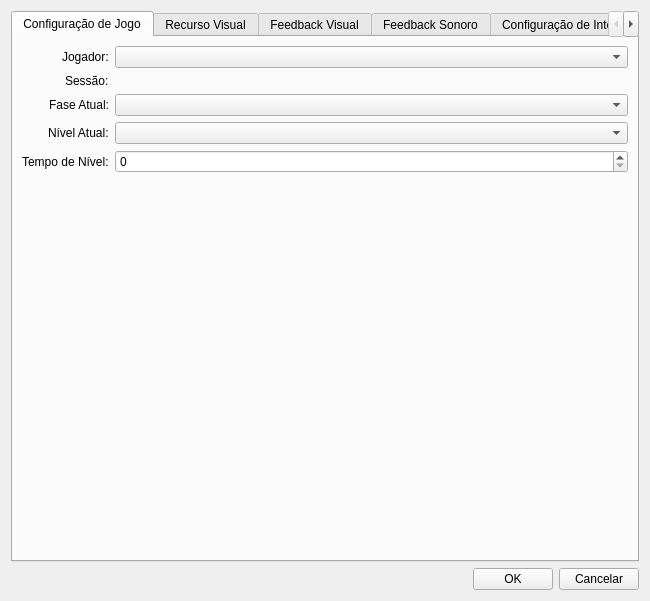
The window that udescjoinvilletteagames/kartea/resources/ui/playerkarteaconfigeditview.ui (luisEduardoBet/T-TEA2.0) describes before a commit, drawn with Qt 5.
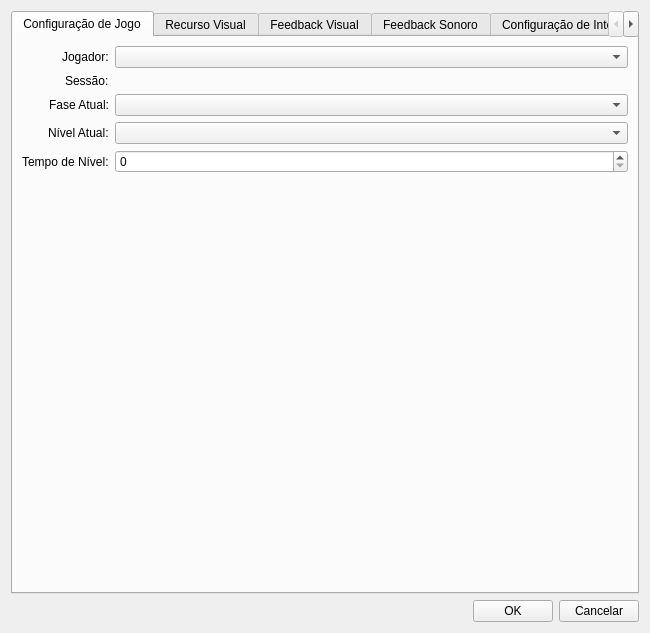
The same window after the commit. Icons and pictures are not drawn.

```diff
--- a/udescjoinvilletteagames/kartea/resources/ui/playerkarteaconfigeditview.ui
+++ b/udescjoinvilletteagames/kartea/resources/ui/playerkarteaconfigeditview.ui
@@ -7,7 +7,7 @@
     <x>0</x>
     <y>0</y>
     <width>650</width>
-    <height>601</height>
+    <height>633</height>
    </rect>
   </property>
   <property name="windowTitle">
```
